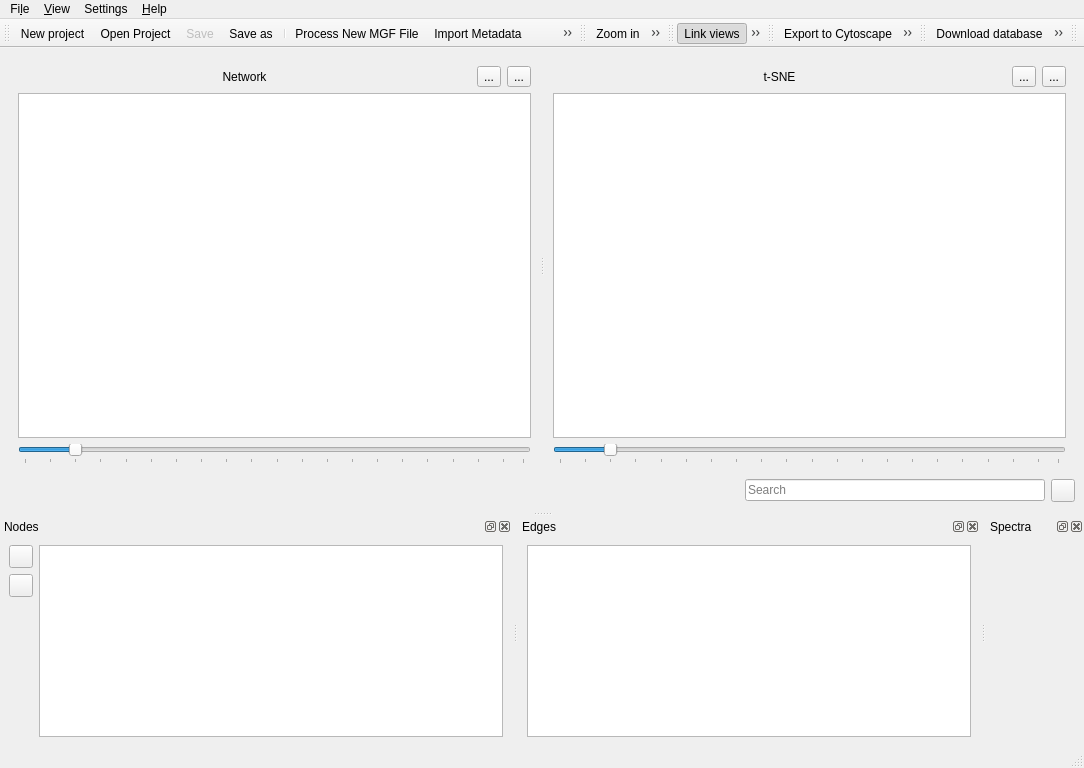
Before: the Qt Designer form lib/ui/main_window.ui in metgem/metgem, drawn with Qt 5.
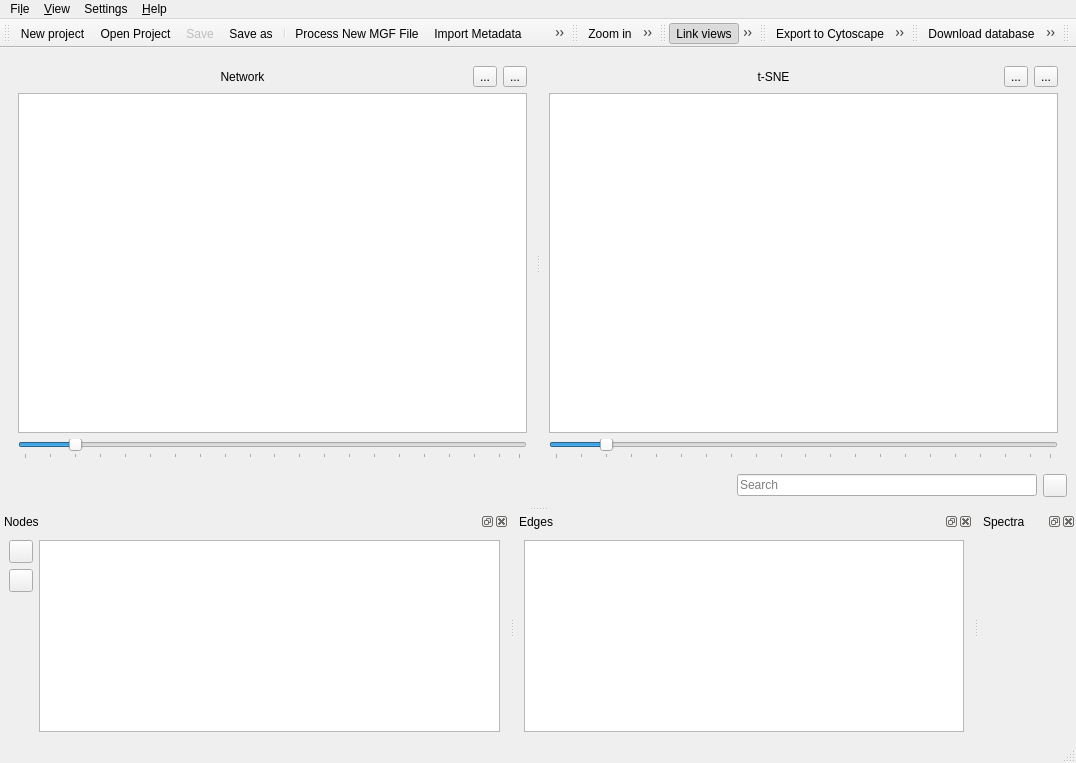
After: the same form once the commit is applied. Icons and pictures are not drawn. Custom widgets are drawn as their Qt base class.

```diff
--- a/lib/ui/main_window.ui
+++ b/lib/ui/main_window.ui
@@ -6,8 +6,8 @@
    <rect>
     <x>0</x>
     <y>0</y>
-    <width>1084</width>
-    <height>768</height>
+    <width>1076</width>
+    <height>763</height>
    </rect>
   </property>
   <property name="windowTitle">
@@ -303,8 +303,8 @@
     <rect>
      <x>0</x>
      <y>0</y>
-     <width>1084</width>
-     <height>20</height>
+     <width>1076</width>
+     <height>21</height>
     </rect>
    </property>
    <widget class="QMenu" name="menuFile">
```
Left out of the diff: 22 changed lines with no effect on the pictures.
